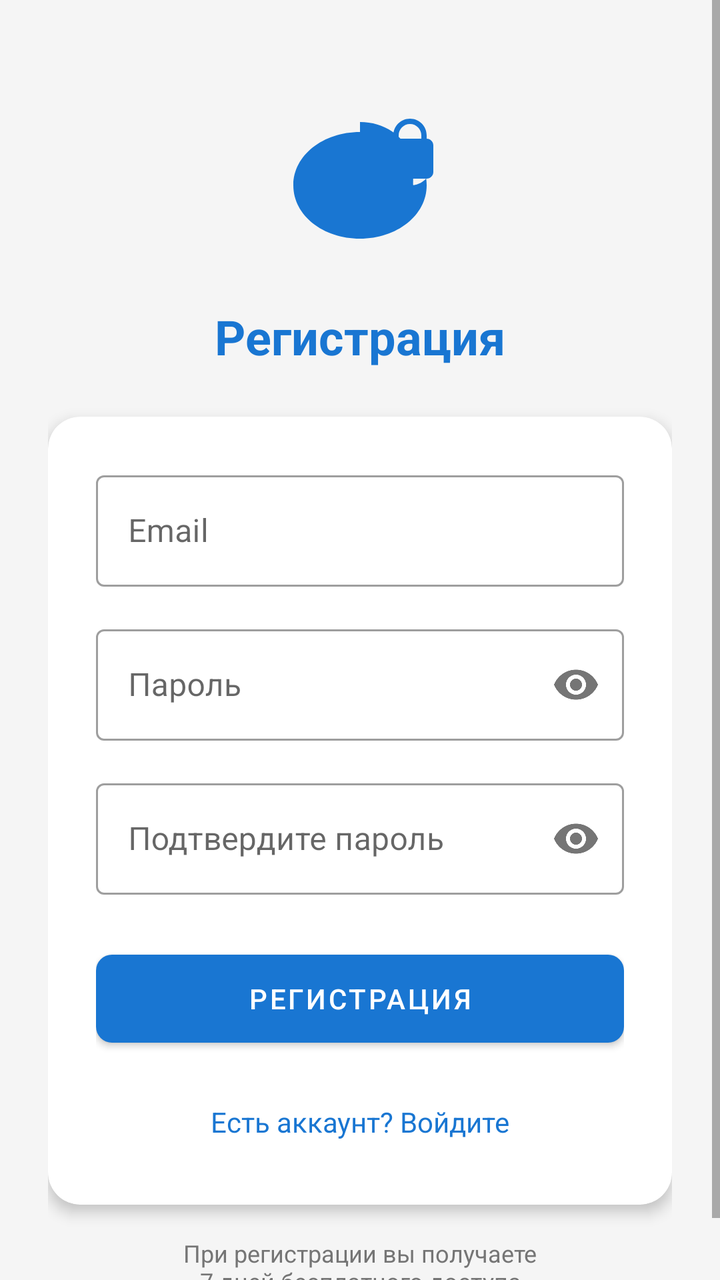
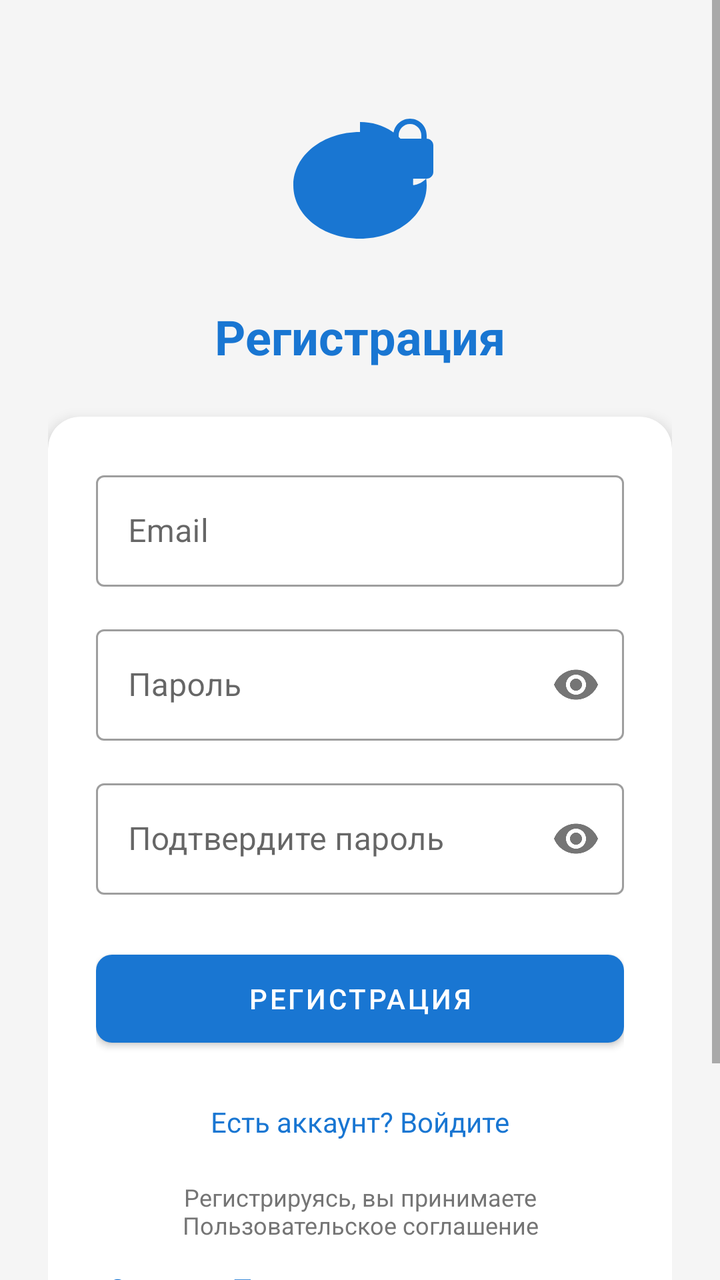

Two renders of the same Android screen: before a commit and after it. Below are the layout's source before the change and the commit's diff.
<!-- AndroidManifest.xml: activity theme Theme.VPN.NoActionBar -->
<!-- res/layout/activity_register.xml -->
<?xml version="1.0" encoding="utf-8"?>
<ScrollView xmlns:android="http://schemas.android.com/apk/res/android"
    xmlns:app="http://schemas.android.com/apk/res-auto"
    xmlns:tools="http://schemas.android.com/tools"
    android:layout_width="match_parent"
    android:layout_height="match_parent"
    android:background="@color/background"
    android:fillViewport="true"
    tools:context=".ui.RegisterActivity">

    <androidx.constraintlayout.widget.ConstraintLayout
        android:layout_width="match_parent"
        android:layout_height="wrap_content"
        android:padding="24dp">

        
        <ImageView
            android:id="@+id/ivLogo"
            android:layout_width="80dp"
            android:layout_height="80dp"
            android:layout_marginTop="32dp"
            android:src="@drawable/ic_vpn_lock"
            android:contentDescription="Logo"
            app:layout_constraintEnd_toEndOf="parent"
            app:layout_constraintStart_toStartOf="parent"
            app:layout_constraintTop_toTopOf="parent"
            app:tint="@color/primary" />

        <TextView
            android:id="@+id/tvTitle"
            android:layout_width="wrap_content"
            android:layout_height="wrap_content"
            android:layout_marginTop="16dp"
            android:text="@string/register"
            android:textColor="@color/primary"
            android:textSize="24sp"
            android:textStyle="bold"
            app:layout_constraintEnd_toEndOf="parent"
            app:layout_constraintStart_toStartOf="parent"
            app:layout_constraintTop_toBottomOf="@id/ivLogo" />

        
        <com.google.android.material.card.MaterialCardView
            android:id="@+id/cardRegister"
            android:layout_width="match_parent"
            android:layout_height="wrap_content"
            android:layout_marginTop="24dp"
            app:cardCornerRadius="16dp"
            app:cardElevation="4dp"
            app:layout_constraintTop_toBottomOf="@id/tvTitle">

            <LinearLayout
                android:layout_width="match_parent"
                android:layout_height="wrap_content"
                android:orientation="vertical"
                android:padding="24dp">

                <com.google.android.material.textfield.TextInputLayout
                    android:id="@+id/tilEmail"
                    style="@style/Widget.MaterialComponents.TextInputLayout.OutlinedBox"
                    android:layout_width="match_parent"
                    android:layout_height="wrap_content"
                    android:hint="@string/email">

                    <com.google.android.material.textfield.TextInputEditText
                        android:id="@+id/etEmail"
                        android:layout_width="match_parent"
                        android:layout_height="wrap_content"
                        android:inputType="textEmailAddress" />
                </com.google.android.material.textfield.TextInputLayout>

                <com.google.android.material.textfield.TextInputLayout
                    android:id="@+id/tilPassword"
                    style="@style/Widget.MaterialComponents.TextInputLayout.OutlinedBox"
                    android:layout_width="match_parent"
                    android:layout_height="wrap_content"
                    android:layout_marginTop="16dp"
                    android:hint="@string/password"
                    app:passwordToggleEnabled="true">

                    <com.google.android.material.textfield.TextInputEditText
                        android:id="@+id/etPassword"
                        android:layout_width="match_parent"
                        android:layout_height="wrap_content"
                        android:inputType="textPassword" />
                </com.google.android.material.textfield.TextInputLayout>

                <com.google.android.material.textfield.TextInputLayout
                    android:id="@+id/tilConfirmPassword"
                    style="@style/Widget.MaterialComponents.TextInputLayout.OutlinedBox"
                    android:layout_width="match_parent"
                    android:layout_height="wrap_content"
                    android:layout_marginTop="16dp"
                    android:hint="@string/confirm_password"
                    app:passwordToggleEnabled="true">

                    <com.google.android.material.textfield.TextInputEditText
                        android:id="@+id/etConfirmPassword"
                        android:layout_width="match_parent"
                        android:layout_height="wrap_content"
                        android:inputType="textPassword" />
                </com.google.android.material.textfield.TextInputLayout>

                <com.google.android.material.button.MaterialButton
                    android:id="@+id/btnRegister"
                    android:layout_width="match_parent"
                    android:layout_height="56dp"
                    android:layout_marginTop="24dp"
                    android:text="@string/register"
                    app:cornerRadius="8dp" />

                <TextView
                    android:id="@+id/tvLogin"
                    android:layout_width="wrap_content"
                    android:layout_height="wrap_content"
                    android:layout_gravity="center"
                    android:layout_marginTop="16dp"
                    android:padding="8dp"
                    android:text="@string/have_account"
                    android:textColor="@color/primary" />

            </LinearLayout>
        </com.google.android.material.card.MaterialCardView>

        
        <TextView
            android:id="@+id/tvTrialInfo"
            android:layout_width="wrap_content"
            android:layout_height="wrap_content"
            android:layout_marginTop="16dp"
            android:gravity="center"
            android:text="При регистрации вы получаете\n7 дней бесплатного доступа"
            android:textColor="@color/text_secondary"
            android:textSize="12sp"
            app:layout_constraintEnd_toEndOf="parent"
            app:layout_constraintStart_toStartOf="parent"
            app:layout_constraintTop_toBottomOf="@id/cardRegister" />

        
        <ProgressBar
            android:id="@+id/progressBar"
            android:layout_width="wrap_content"
            android:layout_height="wrap_content"
            android:visibility="gone"
            app:layout_constraintBottom_toBottomOf="parent"
            app:layout_constraintEnd_toEndOf="parent"
            app:layout_constraintStart_toStartOf="parent"
            app:layout_constraintTop_toTopOf="parent" />

    </androidx.constraintlayout.widget.ConstraintLayout>
</ScrollView>
<!-- resources referenced by this layout -->
<resources>
  <color name="background">#F5F5F5</color>
  <color name="primary">#1976D2</color>
  <color name="text_secondary">#757575</color>
  <!-- drawable ic_vpn_lock (drawable) -->
  <?xml version="1.0" encoding="utf-8"?>
  <vector xmlns:android="http://schemas.android.com/apk/res/android"
      android:width="24dp"
      android:height="24dp"
      android:viewportWidth="24"
      android:viewportHeight="24">
      <path
          android:fillColor="#FF000000"
          android:pathData="M22,4v-0.5C22,2.12 20.88,1 19.5,1S17,2.12 17,3.5V4c-0.55,0 -1,0.45 -1,1v4c0,0.55 0.45,1 1,1h5c0.55,0 1,-0.45 1,-1V5C23,4.45 22.55,4 22,4zM21.2,4h-3.4V3.5c0,-0.94 0.76,-1.7 1.7,-1.7s1.7,0.76 1.7,1.7V4zM12,3C6.48,3 2,6.48 2,11s4.48,8 10,8 10,-3.48 10,-8c0,-0.35 -0.03,-0.69 -0.07,-1.03C21.29,10.68 20.42,11 19.5,11c-1.93,0 -3.5,-1.57 -3.5,-3.5V6.06C14.81,5.68 13.42,5.5 12,5.5c-4.42,0 -8,2.69 -8,6s3.58,6 8,6 8,-2.69 8,-6c0,-0.16 -0.01,-0.32 -0.03,-0.47C19.97,10.02 20,9.51 20,9c0,-0.83 -0.16,-1.62 -0.44,-2.34C18.75,3.58 15.6,1.5 12,1.5v1.5z"/>
      <path
          android:fillColor="#FF000000"
          android:pathData="M12,15c-2.76,0 -5,-1.57 -5,-3.5S9.24,8 12,8s5,1.57 5,3.5S14.76,15 12,15zM12,9.5c-1.93,0 -3.5,1.12 -3.5,2.5s1.57,2.5 3.5,2.5 3.5,-1.12 3.5,-2.5S13.93,9.5 12,9.5z"/>
  </vector>
  <string name="confirm_password">Подтвердите пароль</string>
  <string name="email">Email</string>
  <string name="have_account">Есть аккаунт? Войдите</string>
  <string name="password">Пароль</string>
  <string name="register">Регистрация</string>
  <style name="Theme.VPN.NoActionBar" parent="Theme.MaterialComponents.DayNight.NoActionBar">
          <item name="colorPrimary">@color/primary</item>
          <item name="colorPrimaryVariant">@color/primary_dark</item>
          <item name="colorOnPrimary">@color/white</item>
          <item name="colorSecondary">@color/accent</item>
          <item name="colorSecondaryVariant">@color/teal_700</item>
          <item name="colorOnSecondary">@color/black</item>
          <item name="android:statusBarColor">@color/primary_dark</item>
          <item name="android:windowBackground">@color/background</item>
      </style>
  <color name="primary_dark">#1565C0</color>
  <color name="white">#FFFFFFFF</color>
  <color name="accent">#00BCD4</color>
  <color name="teal_700">#FF018786</color>
  <color name="black">#FF000000</color>
</resources>

<!-- the commit's change to res/layout/activity_register.xml (unified diff, before → after) -->
@@ -119,6 +119,27 @@
                     android:text="@string/have_account"
                     android:textColor="@color/primary" />
 
+                <TextView
+                    android:id="@+id/tvAgreementHint"
+                    android:layout_width="match_parent"
+                    android:layout_height="wrap_content"
+                    android:layout_marginTop="12dp"
+                    android:gravity="center"
+                    android:text="@string/register_with_agreement"
+                    android:textColor="@color/text_secondary"
+                    android:textSize="12sp" />
+
+                <TextView
+                    android:id="@+id/tvPrivacyPolicy"
+                    android:layout_width="wrap_content"
+                    android:layout_height="wrap_content"
+                    android:layout_gravity="center"
+                    android:layout_marginTop="8dp"
+                    android:padding="6dp"
+                    android:text="@string/open_privacy_policy_link"
+                    android:textColor="@color/primary"
+                    android:textStyle="bold" />
+
             </LinearLayout>
         </com.google.android.material.card.MaterialCardView>
 
<!-- resource entries referenced after the edit -->
@@ -20,8 +20,10 @@
   <string name="confirm_password">Подтвердите пароль</string>
   <string name="email">Email</string>
   <string name="have_account">Есть аккаунт? Войдите</string>
+  <string name="open_privacy_policy_link">Открыть Политику конфиденциальности</string>
   <string name="password">Пароль</string>
   <string name="register">Регистрация</string>
+  <string name="register_with_agreement">Регистрируясь, вы принимаете Пользовательское соглашение</string>
   <style name="Theme.VPN.NoActionBar" parent="Theme.MaterialComponents.DayNight.NoActionBar">
           <item name="colorPrimary">@color/primary</item>
           <item name="colorPrimaryVariant">@color/primary_dark</item>
